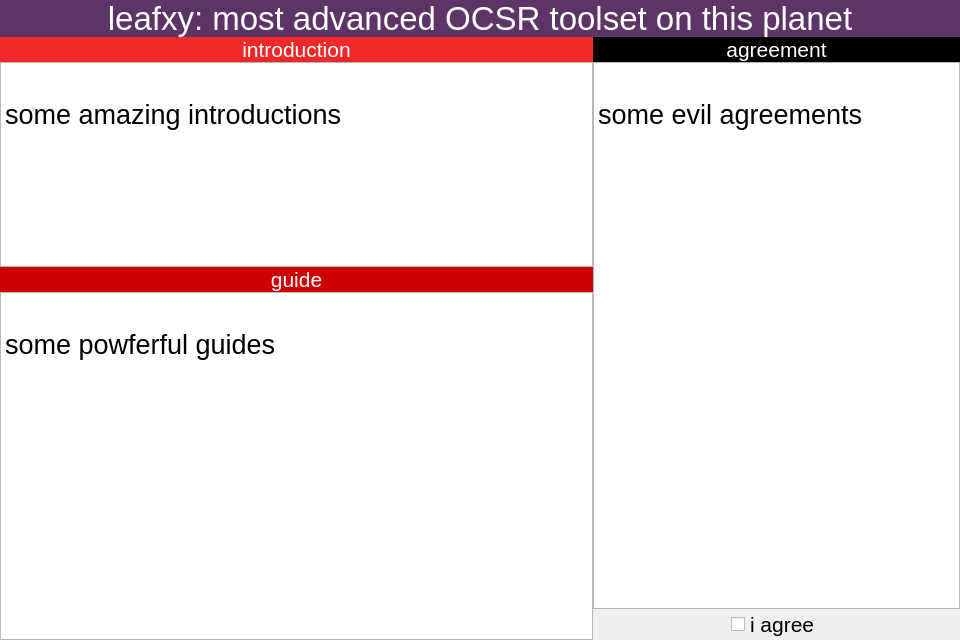
Old version of the form app/ui/welcome_widget.ui in the repository xuguodong1999/COCR.
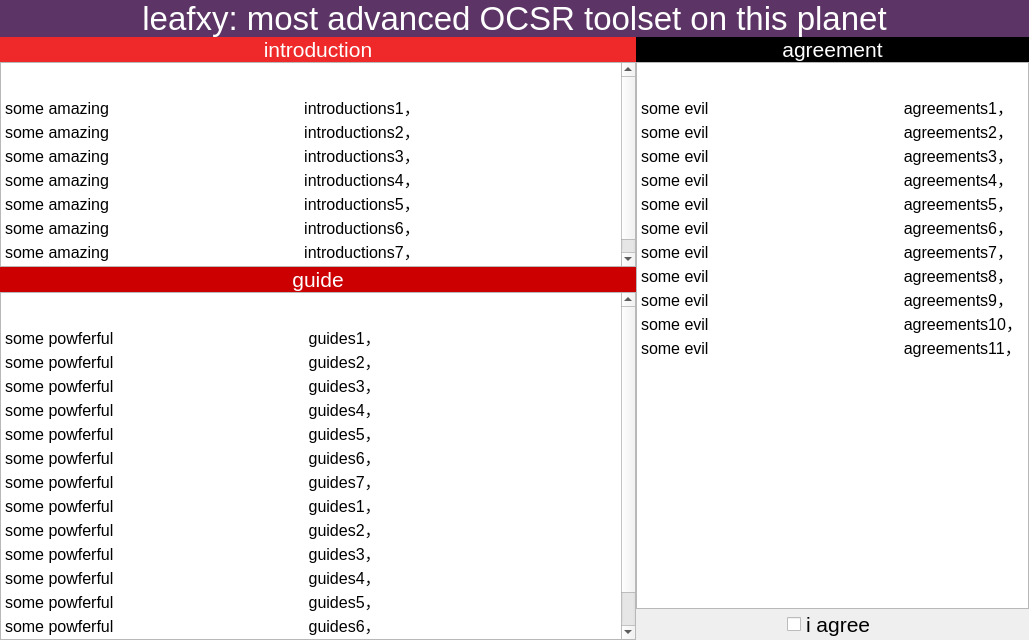
New version of the form. Icons and pictures are not drawn.

```diff
--- a/app/ui/welcome_widget.ui
+++ b/app/ui/welcome_widget.ui
@@ -6,7 +6,7 @@
             <rect>
                 <x>0</x>
                 <y>0</y>
-                <width>960</width>
+                <width>1029</width>
                 <height>640</height>
             </rect>
         </property>
@@ -99,6 +99,9 @@
                                             <verstretch>0</verstretch>
                                         </sizepolicy>
                                     </property>
+                                    <property name="styleSheet">
+                                        <string notr="true"/>
+                                    </property>
                                     <property name="inputMethodHints">
                                         <set>Qt::ImhNone</set>
                                     </property>
@@ -110,11 +113,39 @@
                                             &lt;html&gt;&lt;head&gt;&lt;meta name=&quot;qrichtext&quot; content=&quot;1&quot;
                                             /&gt;&lt;style type=&quot;text/css&quot;&gt;
                                             p, li { white-space: pre-wrap; }
-                                            &lt;/style&gt;&lt;/head&gt;&lt;body style=&quot; font-family:'Ubuntu';
-                                            font-size:11pt; font-weight:400; font-style:normal;&quot;&gt;
+                                            &lt;/style&gt;&lt;/head&gt;&lt;body style=&quot; font-family:'SimSun';
+                                            font-size:9pt; font-weight:400; font-style:normal;&quot;&gt;
                                             &lt;p style=&quot; margin-top:0px; margin-bottom:0px; margin-left:0px;
                                             margin-right:0px; -qt-block-indent:0; text-indent:0px;&quot;&gt;&lt;span
-                                            style=&quot; font-size:20pt;&quot;&gt;some amazing introductions&lt;/span&gt;&lt;/p&gt;&lt;/body&gt;&lt;/html&gt;
+                                            style=&quot; font-family:'Ubuntu'; font-size:12pt;&quot;&gt;some amazing
+                                            introductions1，&lt;/span&gt;&lt;/p&gt;
+                                            &lt;p style=&quot; margin-top:0px; margin-bottom:0px; margin-left:0px;
+                                            margin-right:0px; -qt-block-indent:0; text-indent:0px;&quot;&gt;&lt;span
+                                            style=&quot; font-family:'Ubuntu'; font-size:12pt;&quot;&gt;some amazing
+                                            introductions2，&lt;/span&gt;&lt;/p&gt;
+                                            &lt;p style=&quot; margin-top:0px; margin-bottom:0px; margin-left:0px;
+                                            margin-right:0px; -qt-block-indent:0; text-indent:0px;&quot;&gt;&lt;span
+                                            style=&quot; font-family:'Ubuntu'; font-size:12pt;&quot;&gt;some amazing
+                                            introductions3，&lt;/span&gt;&lt;/p&gt;
+                                            &lt;p style=&quot; margin-top:0px; margin-bottom:0px; margin-left:0px;
+                                            margin-right:0px; -qt-block-indent:0; text-indent:0px;&quot;&gt;&lt;span
+                                            style=&quot; font-family:'Ubuntu'; font-size:12pt;&quot;&gt;some amazing
+                                            introductions4，&lt;/span&gt;&lt;/p&gt;
+                                            &lt;p style=&quot; margin-top:0px; margin-bottom:0px; margin-left:0px;
+                                            margin-right:0px; -qt-block-indent:0; text-indent:0px;&quot;&gt;&lt;span
+                                            style=&quot; font-family:'Ubuntu'; font-size:12pt;&quot;&gt;some amazing
+                                            introductions5，&lt;/span&gt;&lt;/p&gt;
+                                            &lt;p style=&quot; margin-top:0px; margin-bottom:0px; margin-left:0px;
+                                            margin-right:0px; -qt-block-indent:0; text-indent:0px;&quot;&gt;&lt;span
+                                            style=&quot; font-family:'Ubuntu'; font-size:12pt;&quot;&gt;some amazing
+                                            introductions6，&lt;/span&gt;&lt;/p&gt;
+                                            &lt;p style=&quot; margin-top:0px; margin-bottom:0px; margin-left:0px;
+                                            margin-right:0px; -qt-block-indent:0; text-indent:0px;&quot;&gt;&lt;span
+                                            style=&quot; font-family:'Ubuntu'; font-size:12pt;&quot;&gt;some amazing
+                                            introductions7，&lt;/span&gt;&lt;/p&gt;
+                                            &lt;p style=&quot;-qt-paragraph-type:empty; margin-top:0px;
+                                            margin-bottom:0px; margin-left:0px; margin-right:0px; -qt-block-indent:0;
+                                            text-indent:0px; font-family:'Ubuntu'; font-size:12pt;&quot;&gt;&lt;br /&gt;&lt;/p&gt;&lt;/body&gt;&lt;/html&gt;
                                         </string>
                                     </property>
                                 </widget>
@@ -160,6 +191,9 @@
                                             <verstretch>0</verstretch>
                                         </sizepolicy>
                                     </property>
+                                    <property name="styleSheet">
+                                        <string notr="true"/>
+                                    </property>
                                     <property name="inputMethodHints">
                                         <set>Qt::ImhNone</set>
                                     </property>
@@ -171,11 +205,55 @@
                                             &lt;html&gt;&lt;head&gt;&lt;meta name=&quot;qrichtext&quot; content=&quot;1&quot;
                                             /&gt;&lt;style type=&quot;text/css&quot;&gt;
                                             p, li { white-space: pre-wrap; }
-                                            &lt;/style&gt;&lt;/head&gt;&lt;body style=&quot; font-family:'Ubuntu';
-                                            font-size:11pt; font-weight:400; font-style:normal;&quot;&gt;
+                                            &lt;/style&gt;&lt;/head&gt;&lt;body style=&quot; font-family:'SimSun';
+                                            font-size:9pt; font-weight:400; font-style:normal;&quot;&gt;
                                             &lt;p style=&quot; margin-top:0px; margin-bottom:0px; margin-left:0px;
                                             margin-right:0px; -qt-block-indent:0; text-indent:0px;&quot;&gt;&lt;span
-                                            style=&quot; font-size:20pt;&quot;&gt;some evil agreements&lt;/span&gt;&lt;/p&gt;&lt;/body&gt;&lt;/html&gt;
+                                            style=&quot; font-family:'Ubuntu'; font-size:12pt;&quot;&gt;some evil
+                                            agreements1，&lt;/span&gt;&lt;/p&gt;
+                                            &lt;p style=&quot; margin-top:0px; margin-bottom:0px; margin-left:0px;
+                                            margin-right:0px; -qt-block-indent:0; text-indent:0px;&quot;&gt;&lt;span
+                                            style=&quot; font-family:'Ubuntu'; font-size:12pt;&quot;&gt;some evil
+                                            agreements2，&lt;/span&gt;&lt;/p&gt;
+                                            &lt;p style=&quot; margin-top:0px; margin-bottom:0px; margin-left:0px;
+                                            margin-right:0px; -qt-block-indent:0; text-indent:0px;&quot;&gt;&lt;span
+                                            style=&quot; font-family:'Ubuntu'; font-size:12pt;&quot;&gt;some evil
+                                            agreements3，&lt;/span&gt;&lt;/p&gt;
+                                            &lt;p style=&quot; margin-top:0px; margin-bottom:0px; margin-left:0px;
+                                            margin-right:0px; -qt-block-indent:0; text-indent:0px;&quot;&gt;&lt;span
+                                            style=&quot; font-family:'Ubuntu'; font-size:12pt;&quot;&gt;some evil
+                                            agreements4，&lt;/span&gt;&lt;/p&gt;
+                                            &lt;p style=&quot; margin-top:0px; margin-bottom:0px; margin-left:0px;
+                                            margin-right:0px; -qt-block-indent:0; text-indent:0px;&quot;&gt;&lt;span
+                                            style=&quot; font-family:'Ubuntu'; font-size:12pt;&quot;&gt;some evil
+                                            agreements5，&lt;/span&gt;&lt;/p&gt;
+                                            &lt;p style=&quot; margin-top:0px; margin-bottom:0px; margin-left:0px;
+                                            margin-right:0px; -qt-block-indent:0; text-indent:0px;&quot;&gt;&lt;span
+                                            style=&quot; font-family:'Ubuntu'; font-size:12pt;&quot;&gt;some evil
+                                            agreements6，&lt;/span&gt;&lt;/p&gt;
+                                            &lt;p style=&quot; margin-top:0px; margin-bottom:0px; margin-left:0px;
+                                            margin-right:0px; -qt-block-indent:0; text-indent:0px;&quot;&gt;&lt;span
+                                            style=&quot; font-family:'Ubuntu'; font-size:12pt;&quot;&gt;some evil
+                                            agreements7，&lt;/span&gt;&lt;/p&gt;
+                                            &lt;p style=&quot; margin-top:0px; margin-bottom:0px; margin-left:0px;
+                                            margin-right:0px; -qt-block-indent:0; text-indent:0px;&quot;&gt;&lt;span
+                                            style=&quot; font-family:'Ubuntu'; font-size:12pt;&quot;&gt;some evil
+                                            agreements8，&lt;/span&gt;&lt;/p&gt;
+                                            &lt;p style=&quot; margin-top:0px; margin-bottom:0px; margin-left:0px;
+                                            margin-right:0px; -qt-block-indent:0; text-indent:0px;&quot;&gt;&lt;span
+                                            style=&quot; font-family:'Ubuntu'; font-size:12pt;&quot;&gt;some evil
+                                            agreements9，&lt;/span&gt;&lt;/p&gt;
+                                            &lt;p style=&quot; margin-top:0px; margin-bottom:0px; margin-left:0px;
+                                            margin-right:0px; -qt-block-indent:0; text-indent:0px;&quot;&gt;&lt;span
+                                            style=&quot; font-family:'Ubuntu'; font-size:12pt;&quot;&gt;some evil
+                                            agreements10，&lt;/span&gt;&lt;/p&gt;
+                                            &lt;p style=&quot; margin-top:0px; margin-bottom:0px; margin-left:0px;
+                                            margin-right:0px; -qt-block-indent:0; text-indent:0px;&quot;&gt;&lt;span
+                                            style=&quot; font-family:'Ubuntu'; font-size:12pt;&quot;&gt;some evil
+                                            agreements11，&lt;/span&gt;&lt;/p&gt;
+                                            &lt;p style=&quot;-qt-paragraph-type:empty; margin-top:0px;
+                                            margin-bottom:0px; margin-left:0px; margin-right:0px; -qt-block-indent:0;
+                                            text-indent:0px; font-family:'Ubuntu'; font-size:12pt;&quot;&gt;&lt;br /&gt;&lt;/p&gt;&lt;/body&gt;&lt;/html&gt;
                                         </string>
                                     </property>
                                 </widget>
@@ -259,6 +337,9 @@
                                             <verstretch>0</verstretch>
                                         </sizepolicy>
                                     </property>
+                                    <property name="styleSheet">
+                                        <string notr="true"/>
+                                    </property>
                                     <property name="inputMethodHints">
                                         <set>Qt::ImhNone</set>
                                     </property>
@@ -270,11 +351,67 @@
                                             &lt;html&gt;&lt;head&gt;&lt;meta name=&quot;qrichtext&quot; content=&quot;1&quot;
                                             /&gt;&lt;style type=&quot;text/css&quot;&gt;
                                             p, li { white-space: pre-wrap; }
-                                            &lt;/style&gt;&lt;/head&gt;&lt;body style=&quot; font-family:'Ubuntu';
-                                            font-size:11pt; font-weight:400; font-style:normal;&quot;&gt;
+                                            &lt;/style&gt;&lt;/head&gt;&lt;body style=&quot; font-family:'SimSun';
+                                            font-size:9pt; font-weight:400; font-style:normal;&quot;&gt;
                                             &lt;p style=&quot; margin-top:0px; margin-bottom:0px; margin-left:0px;
                                             margin-right:0px; -qt-block-indent:0; text-indent:0px;&quot;&gt;&lt;span
-                                            style=&quot; font-size:20pt;&quot;&gt;some powferful guides&lt;/span&gt;&lt;/p&gt;&lt;/body&gt;&lt;/html&gt;
+                                            style=&quot; font-family:'Ubuntu'; font-size:12pt;&quot;&gt;some powferful
+                                            guides1，&lt;/span&gt;&lt;/p&gt;
+                                            &lt;p style=&quot; margin-top:0px; margin-bottom:0px; margin-left:0px;
+                                            margin-right:0px; -qt-block-indent:0; text-indent:0px;&quot;&gt;&lt;span
+                                            style=&quot; font-family:'Ubuntu'; font-size:12pt;&quot;&gt;some powferful
+                                            guides2，&lt;/span&gt;&lt;/p&gt;
+                                            &lt;p style=&quot; margin-top:0px; margin-bottom:0px; margin-left:0px;
+                                            margin-right:0px; -qt-block-indent:0; text-indent:0px;&quot;&gt;&lt;span
+                                            style=&quot; font-family:'Ubuntu'; font-size:12pt;&quot;&gt;some powferful
+                                            guides3，&lt;/span&gt;&lt;/p&gt;
+                                            &lt;p style=&quot; margin-top:0px; margin-bottom:0px; margin-left:0px;
+                                            margin-right:0px; -qt-block-indent:0; text-indent:0px;&quot;&gt;&lt;span
+                                            style=&quot; font-family:'Ubuntu'; font-size:12pt;&quot;&gt;some powferful
+                                            guides4，&lt;/span&gt;&lt;/p&gt;
+                                            &lt;p style=&quot; margin-top:0px; margin-bottom:0px; margin-left:0px;
+                                            margin-right:0px; -qt-block-indent:0; text-indent:0px;&quot;&gt;&lt;span
+                                            style=&quot; font-family:'Ubuntu'; font-size:12pt;&quot;&gt;some powferful
+                                            guides5，&lt;/span&gt;&lt;/p&gt;
+                                            &lt;p style=&quot; margin-top:0px; margin-bottom:0px; margin-left:0px;
+                                            margin-right:0px; -qt-block-indent:0; text-indent:0px;&quot;&gt;&lt;span
+                                            style=&quot; font-family:'Ubuntu'; font-size:12pt;&quot;&gt;some powferful
+                                            guides6，&lt;/span&gt;&lt;/p&gt;
+                                            &lt;p style=&quot; margin-top:0px; margin-bottom:0px; margin-left:0px;
+                                            margin-right:0px; -qt-block-indent:0; text-indent:0px;&quot;&gt;&lt;span
+                                            style=&quot; font-family:'Ubuntu'; font-size:12pt;&quot;&gt;some powferful
+                                            guides7，&lt;/span&gt;&lt;/p&gt;
+                                            &lt;p style=&quot; margin-top:0px; margin-bottom:0px; margin-left:0px;
+                                            margin-right:0px; -qt-block-indent:0; text-indent:0px;&quot;&gt;&lt;span
+                                            style=&quot; font-family:'Ubuntu'; font-size:12pt;&quot;&gt;some powferful
+                                            guides1，&lt;/span&gt;&lt;/p&gt;
+                                            &lt;p style=&quot; margin-top:0px; margin-bottom:0px; margin-left:0px;
+                                            margin-right:0px; -qt-block-indent:0; text-indent:0px;&quot;&gt;&lt;span
+                                            style=&quot; font-family:'Ubuntu'; font-size:12pt;&quot;&gt;some powferful
+                                            guides2，&lt;/span&gt;&lt;/p&gt;
+                                            &lt;p style=&quot; margin-top:0px; margin-bottom:0px; margin-left:0px;
+                                            margin-right:0px; -qt-block-indent:0; text-indent:0px;&quot;&gt;&lt;span
+                                            style=&quot; font-family:'Ubuntu'; font-size:12pt;&quot;&gt;some powferful
+                                            guides3，&lt;/span&gt;&lt;/p&gt;
+                                            &lt;p style=&quot; margin-top:0px; margin-bottom:0px; margin-left:0px;
+                                            margin-right:0px; -qt-block-indent:0; text-indent:0px;&quot;&gt;&lt;span
+                                            style=&quot; font-family:'Ubuntu'; font-size:12pt;&quot;&gt;some powferful
+                                            guides4，&lt;/span&gt;&lt;/p&gt;
+                                            &lt;p style=&quot; margin-top:0px; margin-bottom:0px; margin-left:0px;
+                                            margin-right:0px; -qt-block-indent:0; text-indent:0px;&quot;&gt;&lt;span
+                                            style=&quot; font-family:'Ubuntu'; font-size:12pt;&quot;&gt;some powferful
+                                            guides5，&lt;/span&gt;&lt;/p&gt;
+                                            &lt;p style=&quot; margin-top:0px; margin-bottom:0px; margin-left:0px;
+                                            margin-right:0px; -qt-block-indent:0; text-indent:0px;&quot;&gt;&lt;span
+                                            style=&quot; font-family:'Ubuntu'; font-size:12pt;&quot;&gt;some powferful
+                                            guides6，&lt;/span&gt;&lt;/p&gt;
+                                            &lt;p style=&quot; margin-top:0px; margin-bottom:0px; margin-left:0px;
+                                            margin-right:0px; -qt-block-indent:0; text-indent:0px;&quot;&gt;&lt;span
+                                            style=&quot; font-family:'Ubuntu'; font-size:12pt;&quot;&gt;some powferful
+                                            guides7，&lt;/span&gt;&lt;/p&gt;
+                                            &lt;p style=&quot;-qt-paragraph-type:empty; margin-top:0px;
+                                            margin-bottom:0px; margin-left:0px; margin-right:0px; -qt-block-indent:0;
+                                            text-indent:0px; font-family:'Ubuntu'; font-size:12pt;&quot;&gt;&lt;br /&gt;&lt;/p&gt;&lt;/body&gt;&lt;/html&gt;
                                         </string>
                                     </property>
                                 </widget>
```
